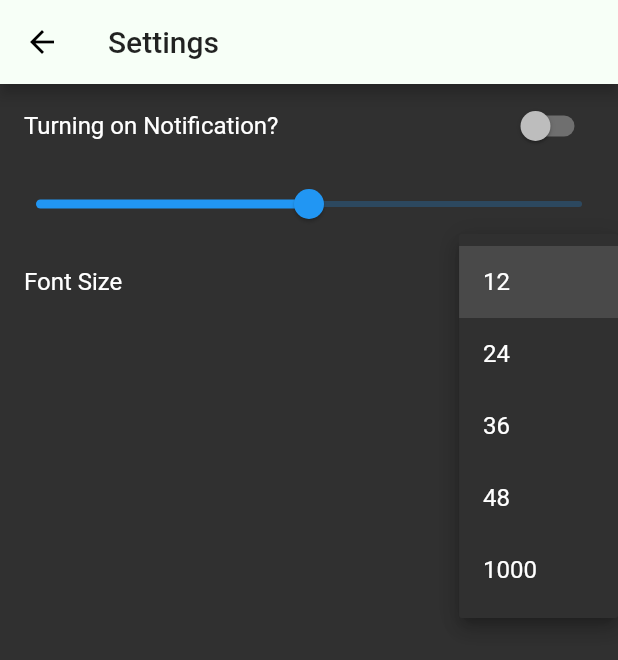
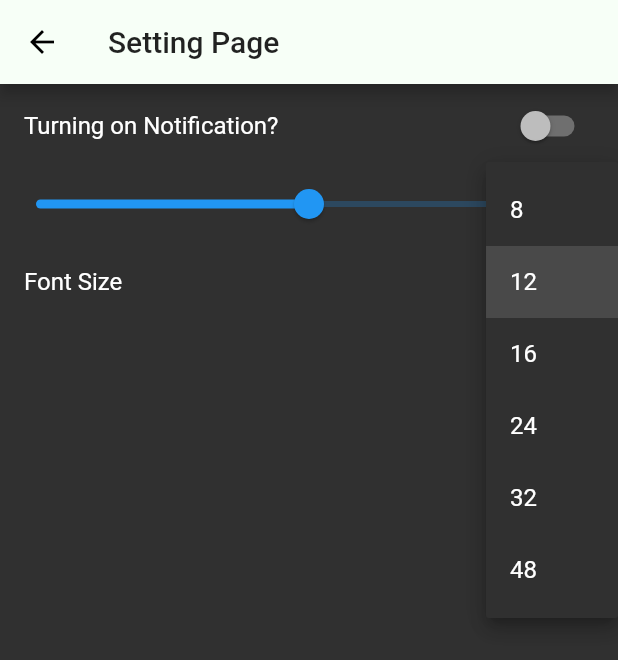
Before and after one commit to cscheungae/vocab_app_fyp55, a Flutter app: the SettingsPage screen opened by its route, after a tap on "12", on a phone screen of 412 x 824 dp. Shown: the top 660 px of the screen. Run offline on Flutter 3.47's test engine with Material 2 defaults, Android fonts, the phone set to English and light mode, and no system bars; our stand-ins replace bloc, cached_network_image, charts_flutter, equatable, flutter_bloc, flutter_tags and 3 more; accounts and stored records are empty; Roboto replaces fonts that are missing (Montserrat).

Commit message:
setting bloc, webview

```diff
--- a/lib/bloc/AuthenticationBloc.dart
+++ b/lib/bloc/AuthenticationBloc.dart
@@ -1,6 +1,6 @@
 
 import 'package:bloc/bloc.dart';
-import '../state/authenicationState.dart';
+import '../state/AuthenicationState.dart';
 import '../event/AuthenticationEvent.dart';
 
 
--- /dev/null
+++ b/lib/bloc/SettingsBloc.dart
@@ -0,0 +1,19 @@
+
+import 'package:bloc/bloc.dart';
+import 'package:vocab_app_fyp55/state/SettingsState.dart';
+import '../event/SettingsEvent.dart';
+
+class SettingsBloc extends Bloc< SettingsEvent, SettingsState>{
+  @override
+  SettingsState get initialState => SettingsState(false, 0.5, 12);
+
+  @override
+  Stream<SettingsState> mapEventToState(event) async* {
+    if ( event is ToggleNotifications ){
+      //Do Something
+    }
+    else if ( event is ChangeFontSize ){
+      //Do Something
+    }
+  }
+}
--- /dev/null
+++ b/lib/event/SettingsEvent.dart
@@ -0,0 +1,12 @@
+
+class SettingsEvent{}
+
+class ToggleNotifications extends SettingsEvent{
+  final bool hasNotify;
+  ToggleNotifications(bool notify): hasNotify = notify;
+}
+
+class ChangeFontSize extends SettingsEvent{
+  final int fontSize;
+  ChangeFontSize(int size): fontSize = size;
+}
--- a/lib/pages/LoginPage.dart
+++ b/lib/pages/LoginPage.dart
@@ -1,6 +1,6 @@
 import 'package:flutter/material.dart';
 import 'package:flutter_bloc/flutter_bloc.dart';
-import '../state/authenicationState.dart';
+import '../state/AuthenicationState.dart';
 import '../bloc/AuthenticationBloc.dart';
 import '../event/AuthenticationEvent.dart';
 
--- a/lib/pages/SettingsPage.dart
+++ b/lib/pages/SettingsPage.dart
@@ -1,35 +1,43 @@
 import "package:flutter/material.dart";
-import "../state/SettingsState.dart";
-import "package:provider/provider.dart";
-import "../res/theme.dart";
+import 'package:flutter_bloc/flutter_bloc.dart';
+import 'package:vocab_app_fyp55/bloc/SettingsBloc.dart';
+import 'package:vocab_app_fyp55/event/SettingsEvent.dart';
+import '../state/SettingsState.dart';
 
-class SettingsPage extends StatelessWidget {
-  SettingsState settings;
-  String title;
 
-  SettingsPage({Key key, this.title}) : super(key: key);
+class SettingsPage extends StatefulWidget {
   @override
-  Widget build(BuildContext context) {
-    settings = Provider.of<SettingsState>(context);
-    // TODO: implement build
-    return Theme(
-      data: customThemeData,
-      child: Scaffold(
-          appBar: AppBar(
-            title: Text(title),
-          ),
-          body: Column(
-            children: <Widget>[
+  _SettingsPage createState() => _SettingsPage();
+}
+
+class _SettingsPage extends State<SettingsPage>{
+  SettingsBloc bloc = new SettingsBloc();
+
+  @override
+  void dispose() {
+    bloc.close();
+    super.dispose();
+  }
+
+
+  Widget build(BuildContext context){
+    return Scaffold(
+      appBar: AppBar( title: Text("Setting Page"),),
+      body: BlocBuilder<SettingsBloc, SettingsState>(
+        bloc: bloc,
+        builder: (context, state ){
+          return Column(
+            children: <Widget>
+            [
               SwitchListTile(
                 title:Text("Turning on Notification?"),
-                value: settings.sendNotification,
-                onChanged: (isActive) =>
-                    settings.setSendNotification = isActive,
+                value: state.sendNotification,
+                onChanged: (isActive) => bloc.add(ToggleNotifications(isActive)),
               ),
               Slider(
                 label:"Volume",
-                value: settings.volume,
-                onChanged: (vol) => settings.setVolume = vol,
+                value: state.volume,
+                onChanged: (vol){},
                 min: 0,
                 max: 1,
               ),
@@ -37,17 +45,21 @@ class SettingsPage extends StatelessWidget {
               title:Text("Font Size"),
               trailing:
               DropdownButton(
-                  onChanged: (val) => settings.setFontSize = val,
+                  onChanged: (val) => bloc.add(ChangeFontSize(val)),
                   iconEnabledColor: Colors.blue,
-                  value: settings.fontSize,
+                  value: state.fontSize,
                   iconSize: 30,
-                  items: SettingsState.fontSizeOptions
+                  items: [8, 12, 16, 24, 32, 48]
                       .map((size) => DropdownMenuItem<int>(
                           value: size, child: Text(size.toString())))
-                      .toList())
+                      .toList()),
               ),
             ],
-          )),
+          );
+        }
+      ),
     );
   }
+
+
 }
--- a/lib/state/SettingsState.dart
+++ b/lib/state/SettingsState.dart
@@ -1,35 +1,24 @@
-import 'package:flutter/widgets.dart';
 
+import 'package:equatable/equatable.dart';
 
-class SettingsState extends ChangeNotifier{
+class SettingsState implements Equatable {
+
+  //state value
   bool _sendNotification;
   double _volume;
   int _fontSize;
-  static List<int> fontSizeOptions = [
-    12,24,36,48,1000
-  ];
+
+  bool get sendNotification => _sendNotification;
+  double get volume => _volume;
+  int get fontSize => _fontSize;
 
 
-  SettingsState(sendNotification,volume,fontSize):
-    _sendNotification=sendNotification,
-    _volume=volume,
-    _fontSize=fontSize;
+  //Constructor
+  SettingsState(bool sendNotify, double volume, int fontSize):
+  _sendNotification = sendNotify,
+  _volume = volume,
+  _fontSize = fontSize;
 
-  get sendNotification => _sendNotification;
-  get volume => _volume;
-  get fontSize => _fontSize;
-  set setSendNotification(bool value){
-    _sendNotification=value;
-    notifyListeners();
-  }
-  set setVolume(double value){
-    _volume = value;
-    notifyListeners();
-  }
-  set setFontSize(int value){
-    _fontSize = value;
-    notifyListeners();
-  }
-
-
+  @override
+  List<Object> get props => [_sendNotification, _volume, _fontSize];
 }
--- a/pubspec.yaml
+++ b/pubspec.yaml
@@ -24,6 +24,7 @@ dependencies:
   equatable:
   bloc:
   flutter_bloc: ^3.0.0
+  webview_flutter:
   charts_flutter:
   path_provider:
   cached_network_image: 2.0.0-rc
```
Also changed, not shown: lib/components/CustomNewsCard.dart (added, +42 -0 lines), lib/main.dart (+3 -8 lines), lib/model/news.dart (added, +49 -0 lines), lib/pages/HomePage.dart (+17 -0 lines), lib/pages/NewsWebViewPage.dart (added, +28 -0 lines), lib/provider/providerConstant.dart (added, +7 -0 lines), lib/services/fetchdata_WordsAPI.dart (+4 -4 lines), lib/services/fetchdata_news.dart (added, +38 -0 lines), pubspec.lock, 1 other file.
